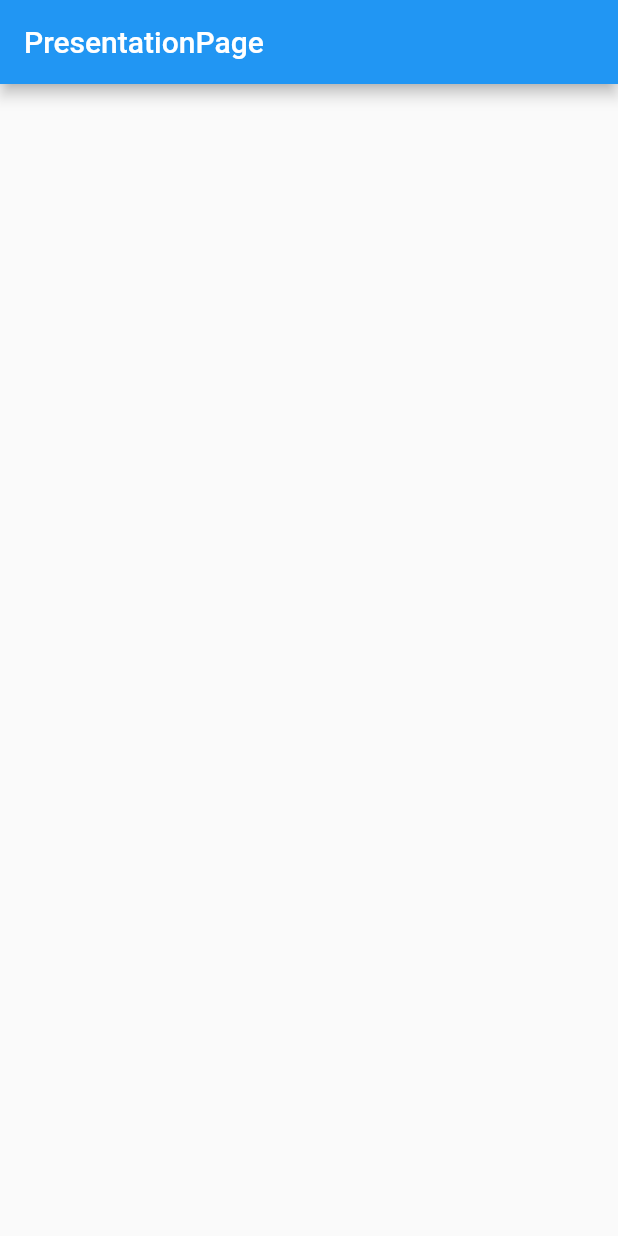
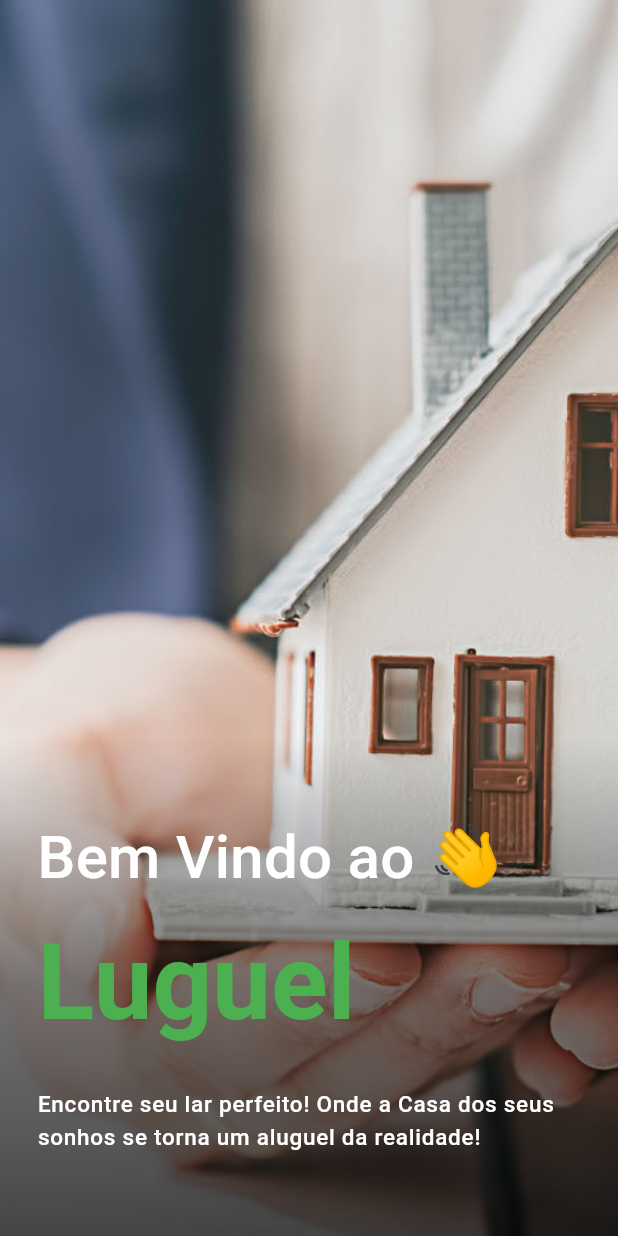
Before and after one commit to JoseVinicius-P/AluExpress-Flutter, a Flutter app: the screen it shows after launch, on a phone screen of 412 x 824 dp. Run offline on Flutter 3.47's test engine with Material 2 defaults, Android fonts, the phone set to English and light mode, and no system bars; our stand-ins replace flutter_modular, flutter_triple.

Commit message:
style: Criando tela de apresentação

```diff
--- a/lib/app/app_widget.dart
+++ b/lib/app/app_widget.dart
@@ -6,9 +6,17 @@ class AppWidget extends StatelessWidget {
   Widget build(BuildContext context) {
     return MaterialApp.router(
       title: 'Flutter Slidy',
-      theme: ThemeData(primarySwatch: Colors.blue),
       routerDelegate: Modular.routerDelegate,
       routeInformationParser: Modular.routeInformationParser,
+      theme: ThemeData(
+        primarySwatch: Colors.blue,
+        useMaterial3: true,
+        textTheme: const TextTheme(
+          titleMedium: TextStyle(fontSize: 40, color: Colors.white),
+          titleLarge: TextStyle(fontSize: 70, color: Colors.green, fontWeight: FontWeight.bold),
+          labelSmall: TextStyle(fontSize: 15, color: Colors.white),
+        ),
+      ),
     );
   }
 }
--- a/lib/app/modules/presentation/presentation_page.dart
+++ b/lib/app/modules/presentation/presentation_page.dart
@@ -13,12 +13,65 @@ class PresentationPageState extends State<PresentationPage> {
 
   @override
   Widget build(BuildContext context) {
+    var theme = Theme.of(context);
     return Scaffold(
-      appBar: AppBar(
-        title: Text(widget.title),
-      ),
-      body: Column(
-        children: <Widget>[],
+      body: SafeArea(
+        child: Stack(
+          children: [
+            Container(
+              width: double.infinity,
+              height: MediaQuery.of(context).size.height,
+              color: Colors.white,
+              child: const Image(
+                image: AssetImage('assets/images/presentation_background.jpg'),
+                fit: BoxFit.cover,),
+            ),
+            Column(
+              children: [
+                const Spacer(),
+                Container(
+                  width: double.infinity,
+                  decoration: BoxDecoration(
+                      gradient: LinearGradient(
+                        begin: Alignment.topCenter,
+                        end: Alignment.bottomCenter,
+                        colors: [Colors.transparent, Colors.black.withOpacity(0.5), Colors.black.withOpacity(0.7)],
+                      ),
+                  ),
+                  child: Padding(
+                    padding: const EdgeInsets.all(25.0),
+                    child: Column(
+                      mainAxisSize: MainAxisSize.max,
+                      crossAxisAlignment: CrossAxisAlignment.start,
+                      children: [
+                        const SizedBox(height: 25,),
+                        Text(
+                          "Bem Vindo ao 👋",
+                          style: theme.textTheme.titleMedium!.copyWith(),
+                          textAlign: TextAlign.left,
+                        ),
+                        const SizedBox(height: 10,),
+                        Text(
+                          "Luguel",
+                          style: theme.textTheme.titleLarge!.copyWith(),
+                          textAlign: TextAlign.left,
+                        ),
+                        const SizedBox(height: 25,),
+                        Text(
+                          "Encontre seu lar perfeito! Onde a Casa dos seus sonhos se torna um aluguel da realidade!",
+                          style: theme.textTheme.labelSmall!.copyWith(),
+                          textAlign: TextAlign.left,
+                        ),
+                        const SizedBox(height: 30,),
+                      ],
+                    ),
+                  ),
+                ),
+
+              ],
+            )
+          ],
+        ),
       ),
     );
   }
--- a/pubspec.yaml
+++ b/pubspec.yaml
@@ -62,6 +62,9 @@ flutter:
   # the material Icons class.
   uses-material-design: true
 
+  assets:
+    - assets/images/
+
   # To add assets to your application, add an assets section, like this:
   # assets:
   #   - images/a_dot_burr.jpeg
```
Also changed, not shown: assets/images/presentation_background.jpg (added), assets/images/presentation_background_landscape.jpg (added).
